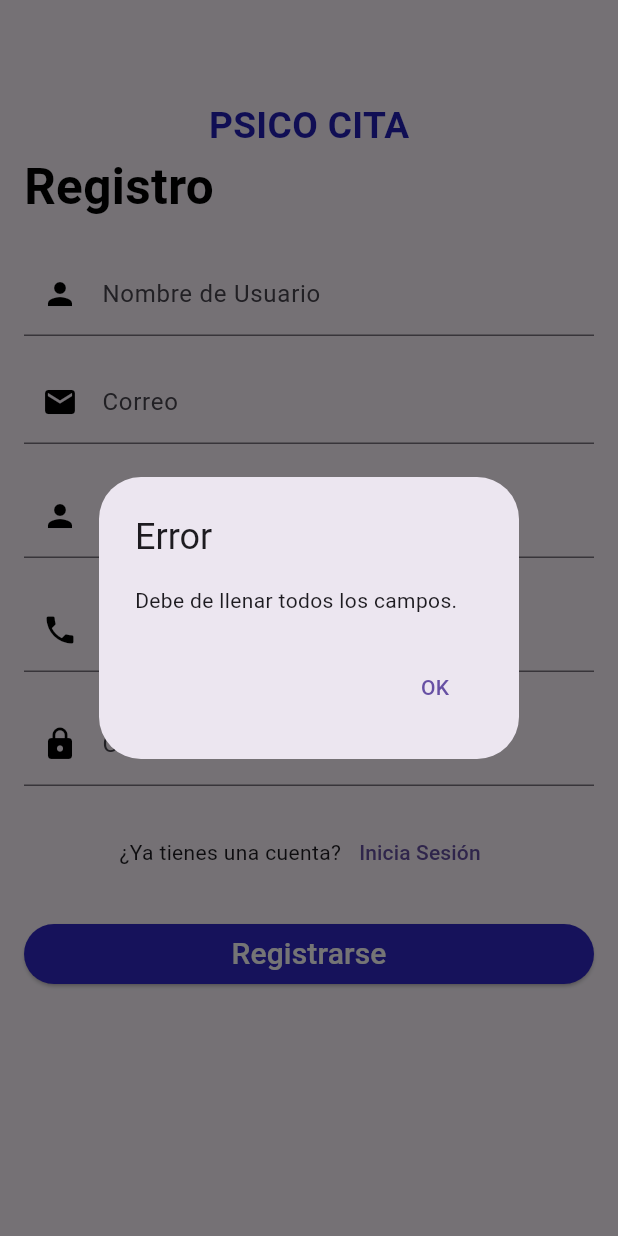
After one commit to Hugo-Jesus-G/Aplicacion-de-Citas-Psicologo, a Flutter app: the HomeRegistro screen opened directly, after a tap on "Inicia Sesión", after a tap on "Regístrate", after a tap on "Registrarse", on a phone screen of 412 x 824 dp. The commit adds this screen. Run offline on Flutter 3.47's test engine with Material 3 defaults, Android fonts, the phone set to English and light mode, and no system bars; our stand-ins replace cloud_firestore, firebase_core; accounts and stored records are empty.

Commit message:
separacion de logica registro y login asi como su conexion y funcionamiento con firestore

```diff
--- a/lib/inicio.dart
+++ b/lib/inicio.dart
@@ -4,7 +4,7 @@ import 'package:proyecto/main.dart';
 class Inicio extends StatefulWidget {
   final String username; // Añadir una variable para el nombre de usuario
 
-  const Inicio({Key? key, required this.username}) : super(key: key);
+  const Inicio({super.key, required this.username});
 
   @override
   _InicioState createState() => _InicioState();
--- /dev/null
+++ b/lib/login.dart
@@ -0,0 +1,176 @@
+import 'package:flutter/material.dart';
+import 'package:cloud_firestore/cloud_firestore.dart';
+import 'package:proyecto/inicio.dart';
+import 'package:proyecto/registro.dart';
+
+class LoginScreen extends StatefulWidget {
+  const LoginScreen({super.key});
+
+  @override
+  _LoginScreen createState() => _LoginScreen();
+}
+
+class _LoginScreen extends State<LoginScreen> {
+  // Función para iniciar sesión
+  static Future<void> loginUser({
+    required String email,
+    required String pass,
+    required BuildContext context,
+  }) async {
+    // Verificar si los campos están vacíos
+    if (email.isEmpty || pass.isEmpty) {
+      _showErrorDialog(context, 'Debe de llenar todos los campos.');
+      return;
+    }
+
+    try {
+      // Consultar Firestore para encontrar el usuario
+      final userSnapshot = await FirebaseFirestore.instance
+          .collection('alumnos')
+          .where('correo', isEqualTo: email)
+          .where('contraseña', isEqualTo: pass)
+          .get();
+
+      if (userSnapshot.docs.isEmpty) {
+        _showErrorDialog(context, 'Correo o contraseña incorrectos.');
+      } else {
+        // Usuario encontrado, redirigir a la pantalla de inicio
+        Navigator.of(context).pushReplacement(
+            MaterialPageRoute(builder: (context) => Inicio(username: email)));
+      }
+    } catch (e) {
+      _showErrorDialog(context, 'Error desconocido: $e');
+    }
+  }
+
+  // Método para mostrar un diálogo de error
+  static void _showErrorDialog(BuildContext context, String message) {
+    showDialog(
+      context: context,
+      builder: (context) {
+        return AlertDialog(
+          title: Text('Error'),
+          content: Text(message),
+          actions: [
+            TextButton(
+              onPressed: () {
+                Navigator.of(context).pop();
+              },
+              child: Text('OK'),
+            ),
+          ],
+        );
+      },
+    );
+  }
+
+  TextEditingController emailController = TextEditingController();
+  bool _obscureText = true; // Controla la visibilidad de la contraseña
+  TextEditingController passController = TextEditingController();
+
+  void _togglePasswordVisibility() {
+    setState(() {
+      _obscureText = !_obscureText; // Cambia el estado de visibilidad
+    });
+  }
+
+  @override
+  Widget build(BuildContext context) {
+    double screenWidth = MediaQuery.of(context).size.width;
+
+    return Padding(
+      padding: EdgeInsets.all(16),
+      child: Column(
+        mainAxisAlignment: MainAxisAlignment.center,
+        crossAxisAlignment: CrossAxisAlignment.start,
+        children: [
+          Padding(
+            padding: const EdgeInsets.only(top: 50),
+            child: Center(
+              child: Text(
+                "PSICO CITA",
+                style: TextStyle(
+                  color: const Color.fromARGB(255, 34, 31, 184),
+                  fontSize: screenWidth * 0.08, // Tamaño responsivo
+                  fontWeight: FontWeight.bold,
+                ),
+              ),
+            ),
+          ),
+          Text(
+            "Iniciar Sesión",
+            style: TextStyle(
+                color: Colors.black,
+                fontSize: screenWidth * 0.06,
+                fontWeight: FontWeight.bold),
+          ),
+          SizedBox(height: 16),
+          TextField(
+            controller: emailController,
+            keyboardType: TextInputType.emailAddress,
+            decoration: InputDecoration(
+              prefixIcon: Icon(Icons.email, color: Colors.black),
+              hintText: "Ingresa tu correo",
+              labelText: "Correo",
+            ),
+          ),
+          SizedBox(height: 20),
+          TextField(
+            controller: passController,
+            obscureText: _obscureText,
+            keyboardType: TextInputType.visiblePassword,
+            decoration: InputDecoration(
+              prefixIcon: Icon(Icons.lock, color: Colors.black),
+              hintText: "Ingresa tu Contraseña",
+              labelText: "Contraseña",
+              suffixIcon: IconButton(
+                icon: Icon(
+                  _obscureText ? Icons.visibility : Icons.visibility_off,
+                  color: Colors.black,
+                ),
+                onPressed: _togglePasswordVisibility,
+              ),
+            ),
+          ),
+          SizedBox(height: 20),
+          Row(
+            mainAxisAlignment: MainAxisAlignment.center,
+            children: [
+              Text("¿No tienes cuenta?"),
+              TextButton(
+                onPressed: () {
+                  Navigator.of(context).pushReplacement(
+                      MaterialPageRoute(builder: (context) => HomeRegistro()));
+                },
+                child: Text("Regístrate"),
+              ),
+            ],
+          ),
+          SizedBox(height: 30),
+          Container(
+            width: double.infinity,
+            child: ElevatedButton(
+              style: ButtonStyle(
+                backgroundColor: MaterialStateProperty.all(
+                  const Color.fromARGB(255, 49, 39, 199),
+                ),
+              ),
+              onPressed: () async {
+                await loginUser(
+                  email: emailController.text,
+                  pass: passController.text,
+                  context: context,
+                );
+              },
+              child: Text(
+                "Iniciar Sesión",
+                style: TextStyle(
+                    fontSize: screenWidth * 0.05, color: Colors.white),
+              ),
+            ),
+          ),
+        ],
+      ),
+    );
+  }
+}
--- /dev/null
+++ b/lib/registro.dart
@@ -0,0 +1,255 @@
+import 'package:flutter/material.dart';
+import 'package:cloud_firestore/cloud_firestore.dart';
+import 'package:firebase_core/firebase_core.dart';
+import 'package:proyecto/main.dart';
+
+class HomeRegistro extends StatefulWidget {
+  const HomeRegistro({super.key});
+
+  @override
+  _HomeRegistroState createState() => _HomeRegistroState();
+}
+
+class _HomeRegistroState extends State<HomeRegistro> {
+  Future<FirebaseApp> _inicializacionFirebase() async {
+    FirebaseApp firebaseApp = await Firebase.initializeApp();
+    return firebaseApp;
+  }
+
+  @override
+  Widget build(BuildContext context) {
+    return Scaffold(
+      body: FutureBuilder(
+        future: _inicializacionFirebase(),
+        builder: (context, snapshot) {
+          if (snapshot.connectionState == ConnectionState.done) {
+            return RegistroScreen();
+          }
+          return Center(child: CircularProgressIndicator());
+        },
+      ),
+    );
+  }
+}
+
+class RegistroScreen extends StatefulWidget {
+  const RegistroScreen({super.key});
+
+  @override
+  _RegistroScreenState createState() => _RegistroScreenState();
+}
+
+class _RegistroScreenState extends State<RegistroScreen> {
+  // Método para agregar usuarios a Firestore
+  static Future<void> RegistrarUser({
+    required String name,
+    required String email,
+    required String matricula,
+    required String telefono,
+    required String password,
+    required BuildContext context,
+  }) async {
+    FirebaseFirestore firestore = FirebaseFirestore.instance;
+
+    // Verificar si los campos están vacíos
+    if (email.isEmpty ||
+        matricula.isEmpty ||
+        name.isEmpty ||
+        telefono.isEmpty ||
+        password.isEmpty) {
+      _showErrorDialog(context, 'Debe de llenar todos los campos.');
+      return;
+    }
+
+    try {
+      // Guardar datos del usuario en Firestore
+      await firestore.collection('alumnos').add({
+        'correo': email,
+        'matricula': matricula,
+        'nombre': name,
+        'telefono': telefono,
+        'contraseña': password,
+      });
+
+      // Mostrar un mensaje de éxito
+      _showSuccessDialog(context, 'Usuario registrado con éxito.');
+    } catch (e) {
+      // Manejo de errores
+      _showErrorDialog(context, 'Ocurrió un error: $e');
+    }
+  }
+
+  // Métodos para mostrar diálogos
+  static void _showErrorDialog(BuildContext context, String message) {
+    showDialog(
+      context: context,
+      builder: (context) {
+        return AlertDialog(
+          title: Text('Error'),
+          content: Text(message),
+          actions: [
+            TextButton(
+              onPressed: () {
+                Navigator.of(context).pop();
+              },
+              child: Text('OK'),
+            ),
+          ],
+        );
+      },
+    );
+  }
+
+  static void _showSuccessDialog(BuildContext context, String message) {
+    showDialog(
+      context: context,
+      builder: (context) {
+        return AlertDialog(
+          title: Text('Éxito'),
+          content: Text(message),
+          actions: [
+            TextButton(
+              onPressed: () {
+                Navigator.of(context).pop();
+              },
+              child: Text('OK'),
+            ),
+          ],
+        );
+      },
+    );
+  }
+
+  @override
+  Widget build(BuildContext context) {
+    TextEditingController emailController = TextEditingController();
+    TextEditingController nameController = TextEditingController();
+    TextEditingController numberController = TextEditingController();
+    TextEditingController telefonoController = TextEditingController();
+    TextEditingController passwordController = TextEditingController();
+
+    double screenWidth = MediaQuery.of(context).size.width;
+
+    return Padding(
+      padding: EdgeInsets.all(16),
+      child: SingleChildScrollView(
+        child: Column(
+          mainAxisAlignment: MainAxisAlignment.center,
+          crossAxisAlignment: CrossAxisAlignment.start,
+          children: [
+            Padding(
+              padding: const EdgeInsets.only(top: 50),
+              child: Center(
+                child: Text(
+                  "PSICO CITA",
+                  style: TextStyle(
+                    color: const Color.fromARGB(255, 34, 31, 184),
+                    fontSize: screenWidth * 0.06,
+                    fontWeight: FontWeight.bold,
+                  ),
+                ),
+              ),
+            ),
+            Text(
+              "Registro",
+              style: TextStyle(
+                color: Colors.black,
+                fontSize: screenWidth * 0.08,
+                fontWeight: FontWeight.bold,
+              ),
+            ),
+            SizedBox(height: 20),
+            TextField(
+              controller: nameController,
+              decoration: InputDecoration(
+                prefixIcon: Icon(Icons.person, color: Colors.black),
+                hintText: "Ingresa tu nombre",
+                labelText: "Nombre de Usuario",
+              ),
+            ),
+            SizedBox(height: 16),
+            TextField(
+              controller: emailController,
+              keyboardType: TextInputType.emailAddress,
+              decoration: InputDecoration(
+                prefixIcon: Icon(Icons.email, color: Colors.black),
+                hintText: "Ingresa tu correo",
+                labelText: "Correo",
+              ),
+            ),
+            SizedBox(height: 20),
+            TextField(
+              controller: numberController,
+              keyboardType: TextInputType.number,
+              decoration: InputDecoration(
+                prefixIcon: Icon(Icons.person, color: Colors.black),
+                hintText: "Matrícula",
+                labelText: "Matrícula",
+              ),
+            ),
+            SizedBox(height: 20),
+            TextField(
+              controller: telefonoController,
+              keyboardType: TextInputType.phone,
+              decoration: InputDecoration(
+                prefixIcon: Icon(Icons.phone, color: Colors.black),
+                hintText: "Ingresa tu número de teléfono",
+                labelText: "Número de teléfono",
+              ),
+            ),
+            SizedBox(height: 20),
+            TextField(
+              controller: passwordController,
+              obscureText: true,
+              keyboardType: TextInputType.visiblePassword,
+              decoration: InputDecoration(
+                prefixIcon: Icon(Icons.lock, color: Colors.black),
+                hintText: "Ingresa tu Contraseña",
+                labelText: "Contraseña",
+              ),
+            ),
+            SizedBox(height: 20),
+            Row(
+              mainAxisAlignment: MainAxisAlignment.center,
+              children: [
+                Text("¿Ya tienes una cuenta?"),
+                TextButton(
+                  onPressed: () {
+                    Navigator.of(context).pushReplacement(
+                        MaterialPageRoute(builder: (context) => HomePage()));
+                  },
+                  child: Text("Inicia Sesión"),
+                ),
+              ],
+            ),
+            SizedBox(height: 20),
+            Container(
+              width: double.infinity,
+              child: ElevatedButton(
+                style: ButtonStyle(
+                  backgroundColor: MaterialStateProperty.all(
+                    const Color.fromARGB(255, 49, 39, 199),
+                  ),
+                ),
+                onPressed: () async {
+                  await RegistrarUser(
+                    name: nameController.text,
+                    email: emailController.text,
+                    matricula: numberController.text,
+                    telefono: telefonoController.text,
+                    password: passwordController.text,
+                    context: context,
+                  );
+                },
+                child: Text(
+                  "Registrarse",
+                  style: TextStyle(fontSize: 20, color: Colors.white),
+                ),
+              ),
+            ),
+          ],
+        ),
+      ),
+    );
+  }
+}
```
Also changed, not shown: lib/main.dart (+1 -114 lines).
